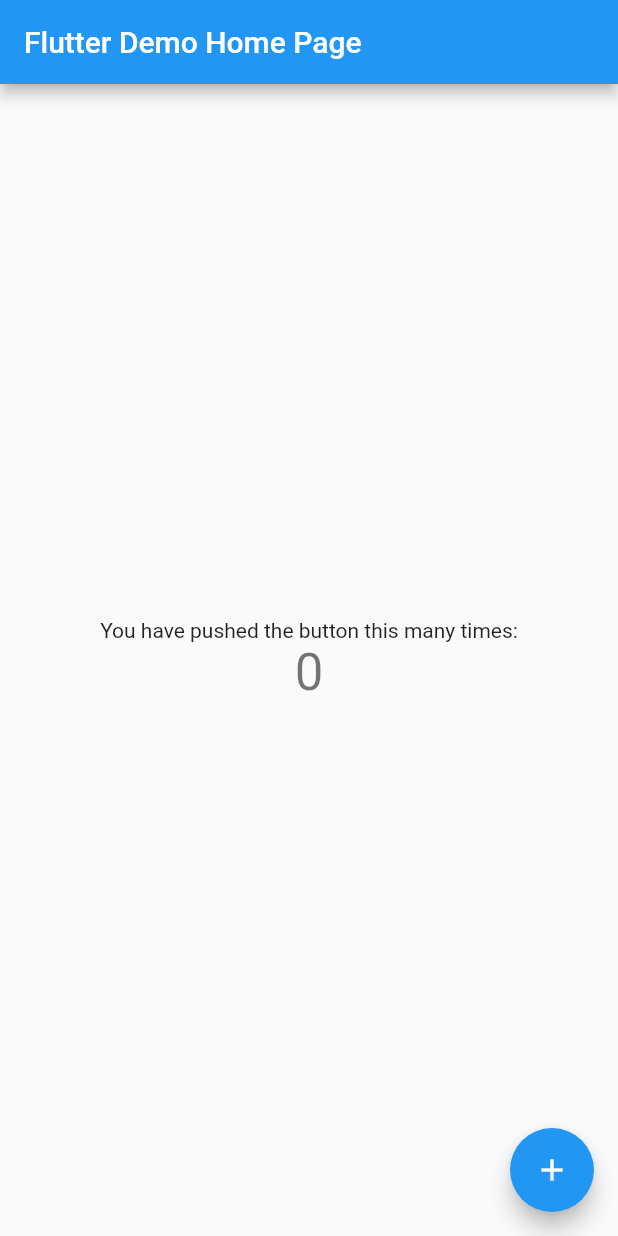
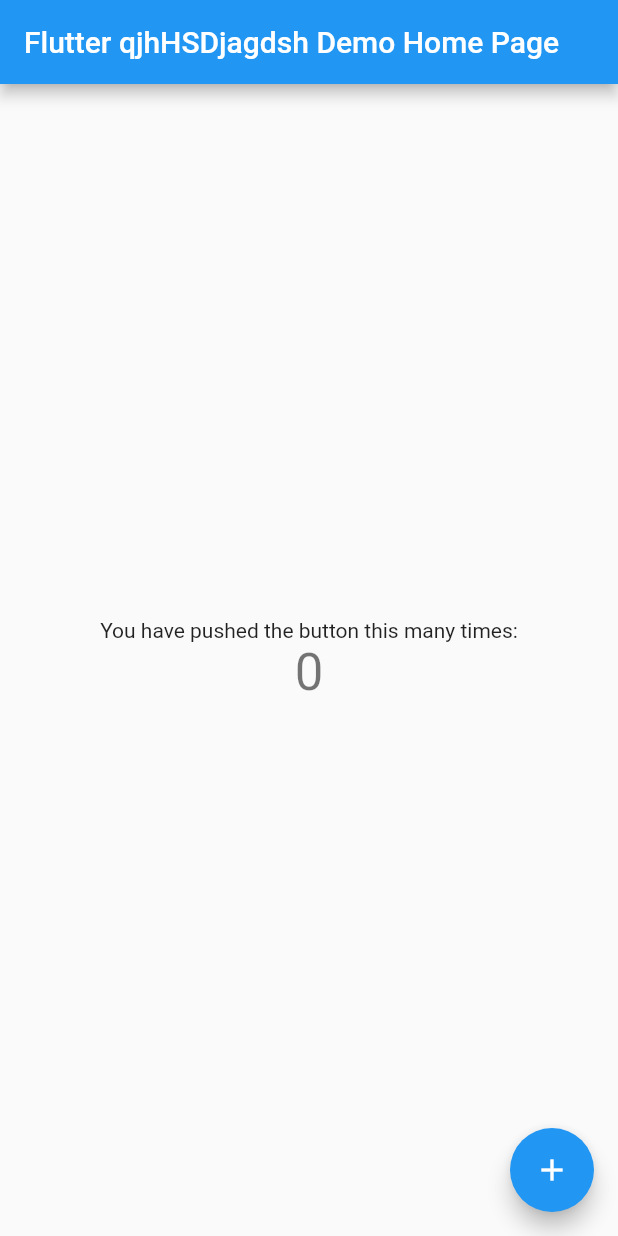
Before and after one commit to SunnyPatel2027/first_flutter_app, a Flutter app: the screen it shows after launch, on a phone screen of 412 x 824 dp. Run offline on Flutter 3.47's test engine with Material 2 defaults, Android fonts, the phone set to English and light mode, and no system bars.

Commit message:
Code updated

```diff
--- a/lib/main.dart
+++ b/lib/main.dart
@@ -24,7 +24,7 @@ class MyApp extends StatelessWidget {
         // is not restarted.
         primarySwatch: Colors.blue,
       ),
-      home: const MyHomePage(title: 'Flutter Demo Home Page'),
+      home: const MyHomePage(title: 'Flutter qjhHSDjagdsh Demo Home Page'),
     );
   }
 }
@@ -107,7 +107,7 @@ class _MyHomePageState extends State<MyHomePage> {
       ),
       floatingActionButton: FloatingActionButton(
         onPressed: _incrementCounter,
-        tooltip: 'Increment',
+        tooltip: 'Incrrewrerement',
         child: const Icon(Icons.add),
       ), // This trailing comma makes auto-formatting nicer for build methods.
     );
```
